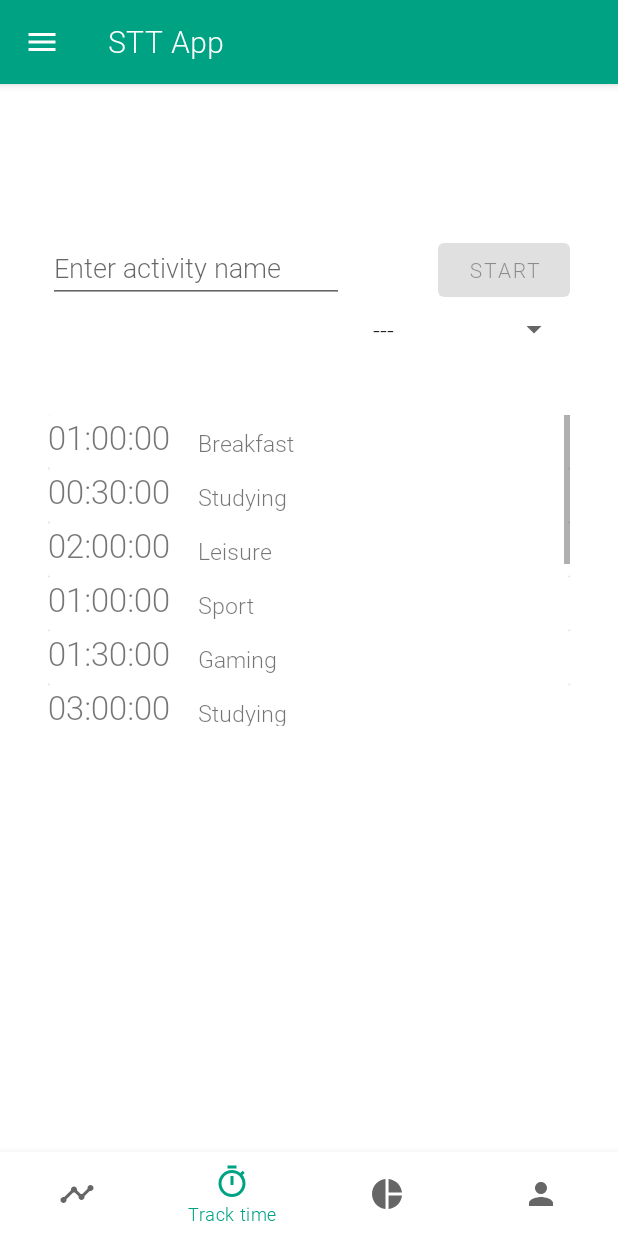
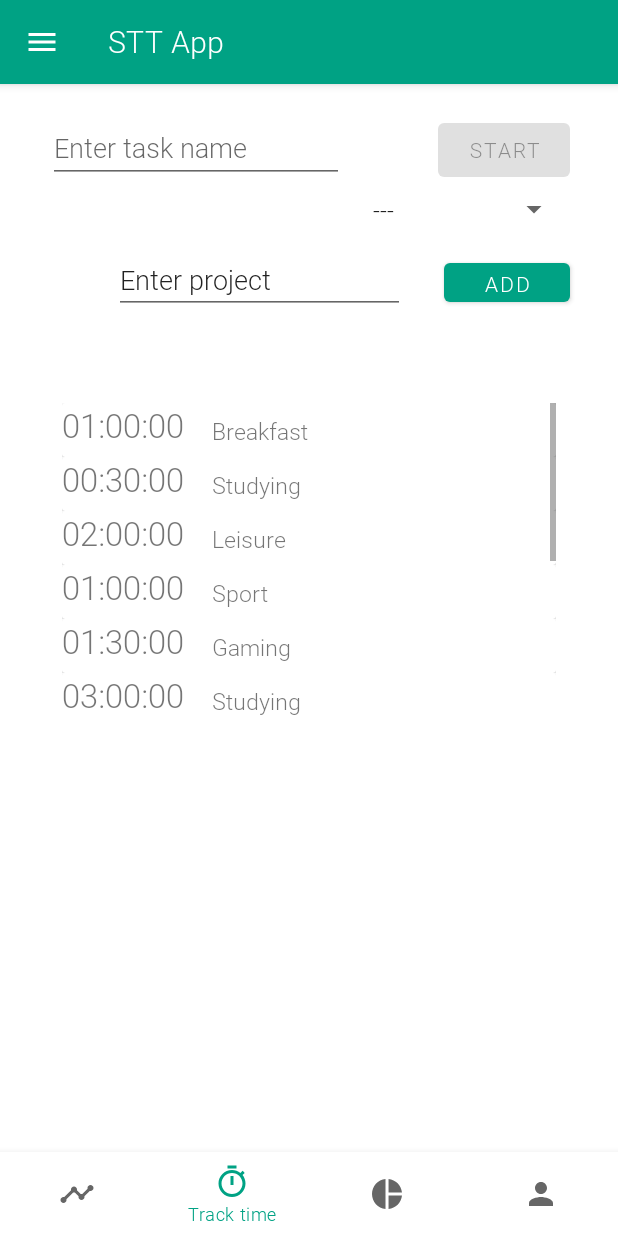
Before and after one commit to kolorowerowe/StudentTimeTracker, an Android app: the screen it shows after launch (MainActivity), item 2 of the bottom bar chosen, on a phone screen of 412 x 824 dp. Run offline under Robolectric (Android 15) with nearby library versions, the phone set to English and light mode, and no system bars; 1 statement that could not run was skipped.

Commit message:
UI: enterProjectName & addProjectButton

```diff
--- a/app/src/main/java/com/github/studenttimetracker/fragments/TrackTimeFragment.java
+++ b/app/src/main/java/com/github/studenttimetracker/fragments/TrackTimeFragment.java
@@ -54,12 +54,12 @@ public class TrackTimeFragment extends Fragment {
         View view = inflater.inflate(R.layout.fragment_tracktime, container, false);
 
         // Getting variables
-        final Button startButton = view.findViewById(R.id.startActivity);
-        final Button endButton = view.findViewById(R.id.endActivity);
-        final TextView activityNameInput = view.findViewById(R.id.activityNameInput);
-        final TextView activityNameShow = view.findViewById(R.id.activityNameShow);
+        final Button startButton = view.findViewById(R.id.startTask);
+        final Button endButton = view.findViewById(R.id.endTask);
+        final TextView taskNameInput = view.findViewById(R.id.taskNameInput);
+        final TextView taskNameShow = view.findViewById(R.id.taskNameShow);
         final Chronometer chronometer = view.findViewById(R.id.myChronometer);
-        final Spinner spinner = view.findViewById(R.id.activitySpinner);
+        final Spinner spinner = view.findViewById(R.id.projectSpinner);
 
         // BroadCast Receiver
         LocalBroadcastManager.getInstance(getActivity()).registerReceiver(
@@ -71,7 +71,7 @@ public class TrackTimeFragment extends Fragment {
                         SimpleDateFormat simpleDateFormat = new SimpleDateFormat("HH:mm:ss");
                         simpleDateFormat.setTimeZone(TimeZone.getTimeZone("GMT"));
                         chronometer.setText(simpleDateFormat.format(elapsedTime));
-                        activityNameShow.setText(String.valueOf(activityName));
+                        taskNameShow.setText(String.valueOf(activityName));
                     }
                 },new IntentFilter(ChronometerService.ACTION_CHRONOMETER_BROADCAST)
         );
@@ -93,19 +93,19 @@ public class TrackTimeFragment extends Fragment {
         {
             endButton.setVisibility(View.VISIBLE);
             chronometer.setVisibility(View.VISIBLE);
-            activityNameShow.setVisibility(View.VISIBLE);
+            taskNameShow.setVisibility(View.VISIBLE);
 
             startButton.setVisibility(View.INVISIBLE);
-            activityNameInput.setVisibility(View.INVISIBLE);
+            taskNameInput.setVisibility(View.INVISIBLE);
             spinner.setVisibility(View.INVISIBLE);
         }
         else {
             endButton.setVisibility(View.INVISIBLE);
             chronometer.setVisibility(View.INVISIBLE);
-            activityNameShow.setVisibility(View.INVISIBLE);
+            taskNameShow.setVisibility(View.INVISIBLE);
 
             startButton.setVisibility(View.VISIBLE);
-            activityNameInput.setVisibility(View.VISIBLE);
+            taskNameInput.setVisibility(View.VISIBLE);
             spinner.setVisibility(View.VISIBLE);
         }
 
@@ -114,8 +114,8 @@ public class TrackTimeFragment extends Fragment {
             @Override
             public void onClick(View v) {
 
-                String activityName = getActivityName(activityNameInput,spinner);
-                activityNameShow.setText(activityName);
+                String activityName = getActivityName(taskNameInput,spinner);
+                taskNameShow.setText(activityName);
 
                 Intent serviceIntent = new Intent(getActivity(),ChronometerService.class);
                 serviceIntent.putExtra(ACTIVITY_NAME,activityName);
@@ -123,8 +123,8 @@ public class TrackTimeFragment extends Fragment {
 
                 endButton.setVisibility(View.VISIBLE);
                 chronometer.setVisibility(View.VISIBLE);
-                activityNameShow.setVisibility(View.VISIBLE);
-                activityNameInput.setVisibility(View.INVISIBLE);
+                taskNameShow.setVisibility(View.VISIBLE);
+                taskNameInput.setVisibility(View.INVISIBLE);
                 spinner.setVisibility(View.INVISIBLE);
                 startButton.setVisibility(View.INVISIBLE);
             }
@@ -138,15 +138,15 @@ public class TrackTimeFragment extends Fragment {
                 getActivity().stopService(serviceIntent);
 
                 String duration = (String) chronometer.getText();
-                String activity = (String) activityNameShow.getText();
+                String activity = (String) taskNameShow.getText();
                 TimeEntry timeEntry = new TimeEntry(duration,activity);
                 timeEntryList.add(timeEntry);
                 timeEntryAdapter.notifyDataSetChanged();
 
-                activityNameInput.setVisibility(View.VISIBLE);
+                taskNameInput.setVisibility(View.VISIBLE);
                 startButton.setVisibility(View.VISIBLE);
                 spinner.setVisibility(View.VISIBLE);
-                activityNameShow.setVisibility(View.INVISIBLE);
+                taskNameShow.setVisibility(View.INVISIBLE);
                 endButton.setVisibility(View.INVISIBLE);
                 chronometer.setVisibility(View.INVISIBLE);
 
@@ -157,13 +157,13 @@ public class TrackTimeFragment extends Fragment {
         // Change Watchers
         startButton.setEnabled(false);
 
-        activityNameInput.addTextChangedListener(new TextWatcher() {
+        taskNameInput.addTextChangedListener(new TextWatcher() {
             @Override
             public void beforeTextChanged(CharSequence s, int start, int count, int after) {}
 
             @Override
             public void onTextChanged(CharSequence s, int start, int before, int count) {
-                handleInputSpinnerChange(activityNameInput,spinner,startButton);
+                handleInputSpinnerChange(taskNameInput,spinner,startButton);
             }
 
             @Override
@@ -173,7 +173,7 @@ public class TrackTimeFragment extends Fragment {
         spinner.setOnItemSelectedListener(new AdapterView.OnItemSelectedListener() {
             @Override
             public void onItemSelected(AdapterView<?> parent, View view, int position, long id) {
-                handleInputSpinnerChange(activityNameInput,spinner,startButton);
+                handleInputSpinnerChange(taskNameInput,spinner,startButton);
             }
 
             @Override
@@ -201,16 +201,16 @@ public class TrackTimeFragment extends Fragment {
         return timeEntryList;
     }
 
-    private String getActivityName(TextView activityNameInput, Spinner spinner){
-        String textInput = activityNameInput.getText().toString().trim();
+    private String getActivityName(TextView taskNameInput, Spinner spinner){
+        String textInput = taskNameInput.getText().toString().trim();
         String spinnerInput = spinner.getSelectedItem().toString();
 
         if(!textInput.equals("")) return textInput;
         else return spinnerInput;
     }
 
-    private void handleInputSpinnerChange(TextView activityNameInput, Spinner spinner, Button startButton){
-        String textInput = activityNameInput.getText().toString().trim();
+    private void handleInputSpinnerChange(TextView taskNameInput, Spinner spinner, Button startButton){
+        String textInput = taskNameInput.getText().toString().trim();
         String spinnerInput = spinner.getSelectedItem().toString();
 
         startButton.setEnabled(!textInput.isEmpty() || !spinnerInput.equals(NULL_ACTIVITY));
--- a/app/src/main/res/layout/fragment_tracktime.xml
+++ b/app/src/main/res/layout/fragment_tracktime.xml
@@ -5,42 +5,56 @@
     android:layout_width="match_parent"
     android:layout_height="match_parent">
 
-    <Button
-        android:id="@+id/startActivity"
-        android:layout_width="wrap_content"
-        android:layout_height="wrap_content"
+    <Spinner
+        android:id="@+id/projectSpinner"
+        android:layout_width="139dp"
+        android:layout_height="27dp"
+        android:layout_marginTop="4dp"
+        app:layout_constraintEnd_toEndOf="parent"
+        app:layout_constraintHorizontal_bias="0.882"
+        app:layout_constraintStart_toStartOf="parent"
+        app:layout_constraintTop_toBottomOf="@+id/endTask" />
+
+    <androidx.recyclerview.widget.RecyclerView
+        android:id="@+id/recycler"
+        android:layout_width="329dp"
+        android:layout_height="213dp"
+        android:layout_marginStart="32dp"
+        android:layout_marginTop="120dp"
         android:layout_marginEnd="32dp"
-        android:text="@string/start_activity"
-        app:layout_constraintBaseline_toBaselineOf="@+id/activityNameInput"
-        app:layout_constraintEnd_toEndOf="parent" />
+        android:scrollbars="vertical"
+        app:layout_constraintEnd_toEndOf="parent"
+        app:layout_constraintHorizontal_bias="0.484"
+        app:layout_constraintStart_toStartOf="parent"
+        app:layout_constraintTop_toBottomOf="@+id/taskNameShow"
+        tools:context="com.github.studenttimetracker.MainActivity">
 
-    <Button
-        android:id="@+id/endActivity"
-        android:layout_width="88dp"
-        android:layout_height="48dp"
-        android:layout_marginEnd="32dp"
-        android:text="@string/stop_activity"
-        app:layout_constraintBaseline_toBaselineOf="@+id/myChronometer"
-        app:layout_constraintEnd_toEndOf="parent" />
+    </androidx.recyclerview.widget.RecyclerView>
 
-    <EditText
-        android:id="@+id/activityNameInput"
-        android:layout_width="197dp"
-        android:layout_height="46dp"
+    <Chronometer
+        android:id="@+id/myChronometer"
+        android:layout_width="245dp"
+        android:layout_height="47dp"
         android:layout_marginStart="32dp"
-        android:layout_marginTop="100dp"
+        android:layout_marginTop="20dp"
         android:layout_marginEnd="12dp"
-        android:autofillHints=""
-        android:ems="10"
-        android:hint="@string/activity_name_hint"
-        android:inputType="textPersonName"
-        app:layout_constraintEnd_toStartOf="@+id/startActivity"
+        android:textSize="25sp"
+        app:layout_constraintEnd_toStartOf="@+id/endTask"
         app:layout_constraintHorizontal_bias="0.0"
         app:layout_constraintStart_toStartOf="parent"
         app:layout_constraintTop_toTopOf="parent" />
 
+    <Button
+        android:id="@+id/endTask"
+        android:layout_width="88dp"
+        android:layout_height="48dp"
+        android:layout_marginEnd="32dp"
+        android:text="@string/stop_task"
+        app:layout_constraintBaseline_toBaselineOf="@+id/myChronometer"
+        app:layout_constraintEnd_toEndOf="parent" />
+
     <TextView
-        android:id="@+id/activityNameShow"
+        android:id="@+id/taskNameShow"
         android:layout_width="183dp"
         android:layout_height="21dp"
         android:layout_marginStart="32dp"
@@ -49,43 +63,52 @@
         app:layout_constraintStart_toStartOf="parent"
         app:layout_constraintTop_toBottomOf="@+id/myChronometer" />
 
-    <Chronometer
-        android:id="@+id/myChronometer"
-        android:layout_width="245dp"
-        android:layout_height="47dp"
+    <EditText
+        android:id="@+id/taskNameInput"
+        android:layout_width="197dp"
+        android:layout_height="46dp"
         android:layout_marginStart="32dp"
-        android:layout_marginTop="100dp"
+        android:layout_marginTop="20dp"
         android:layout_marginEnd="12dp"
-        android:textSize="25sp"
-        app:layout_constraintEnd_toStartOf="@+id/endActivity"
+        android:autofillHints=""
+        android:ems="10"
+        android:hint="@string/task_name_hint"
+        android:inputType="textPersonName"
+        app:layout_constraintEnd_toStartOf="@+id/startTask"
         app:layout_constraintHorizontal_bias="0.0"
         app:layout_constraintStart_toStartOf="parent"
         app:layout_constraintTop_toTopOf="parent" />
 
-    <androidx.recyclerview.widget.RecyclerView
-        android:id="@+id/recycler"
-        android:layout_width="0dp"
-        android:layout_height="207dp"
-        android:layout_marginStart="32dp"
-        android:layout_marginTop="48dp"
+    <Button
+        android:id="@+id/startTask"
+        android:layout_width="wrap_content"
+        android:layout_height="wrap_content"
         android:layout_marginEnd="32dp"
-        android:scrollbars="vertical"
+        android:text="@string/start_task"
+        app:layout_constraintBaseline_toBaselineOf="@+id/taskNameInput"
+        app:layout_constraintEnd_toEndOf="parent" />
+
+    <Button
+        android:id="@+id/addProject"
+        android:layout_width="84dp"
+        android:layout_height="38dp"
+        android:layout_marginTop="16dp"
+        android:layout_marginEnd="32dp"
+        android:text="@string/add_project"
         app:layout_constraintEnd_toEndOf="parent"
-        app:layout_constraintHorizontal_bias="0.0"
-        app:layout_constraintStart_toStartOf="parent"
-        app:layout_constraintTop_toBottomOf="@+id/activityNameShow"
-        tools:context="com.github.studenttimetracker.MainActivity">
+        app:layout_constraintTop_toBottomOf="@+id/projectSpinner" />
 
-    </androidx.recyclerview.widget.RecyclerView>
-
-    <Spinner
-        android:id="@+id/activitySpinner"
-        android:layout_width="139dp"
-        android:layout_height="27dp"
-        android:layout_marginTop="4dp"
-        app:layout_constraintEnd_toEndOf="parent"
-        app:layout_constraintHorizontal_bias="0.882"
-        app:layout_constraintStart_toStartOf="parent"
-        app:layout_constraintTop_toBottomOf="@+id/endActivity" />
+    <EditText
+        android:id="@+id/projectName"
+        android:layout_width="194dp"
+        android:layout_height="44dp"
+        android:layout_marginEnd="12dp"
+        android:ems="10"
+        android:inputType="textPersonName"
+        android:text="@string/enter_project_hint"
+        app:layout_constraintBaseline_toBaselineOf="@+id/addProject"
+        app:layout_constraintEnd_toStartOf="@+id/addProject"
+        app:layout_constraintHorizontal_bias="0.842"
+        app:layout_constraintStart_toStartOf="parent" />
 
 </androidx.constraintlayout.widget.ConstraintLayout>
--- a/app/src/main/res/values/strings.xml
+++ b/app/src/main/res/values/strings.xml
@@ -36,8 +36,10 @@
     <string name="allow_notifications">Allow notifications</string>
 
     <!-- TrackTimeFragment    -->
-    <string name="start_activity">Start</string>
-    <string name="stop_activity">Stop</string>
-    <string name="activity_name_hint">Enter activity name</string>
+    <string name="start_task">Start</string>
+    <string name="stop_task">Stop</string>
+    <string name="task_name_hint">Enter task name</string>
+    <string name="add_project">Add Project</string>
+    <string name="enter_project_hint">Enter project</string>
 
 </resources>
```
